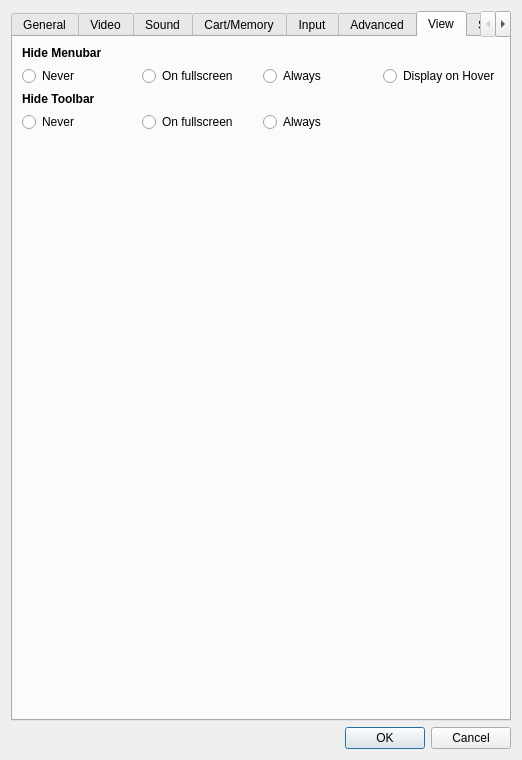
First picture: the form in yabause/src/port/qt/ui/UISettings.ui, repository knight0fdragon/Kronos, before the edit.
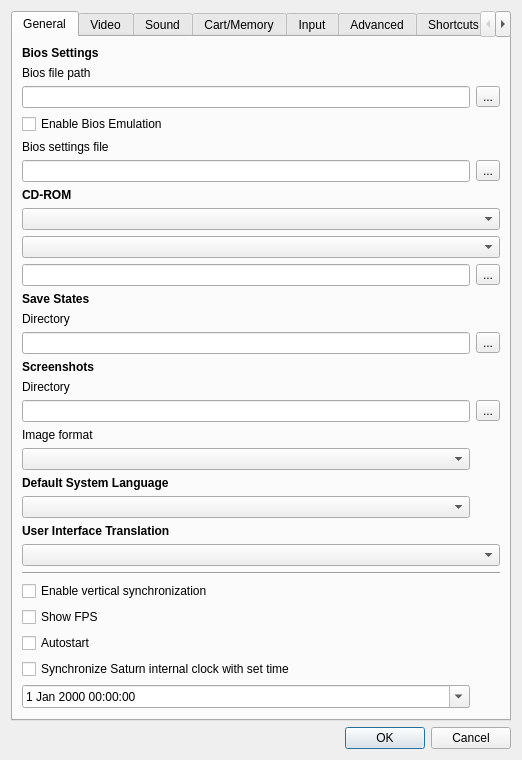
Second picture: the form after the edit. The open tabs and pages were chosen to show the change. Custom widgets are drawn as their Qt base class.

Commit message: Simplify toolbar/menubar handling. Window mode, bar are always displayed. Fullscreen, Bar are always hidden

Diff of the .ui file:
```diff
--- a/yabause/src/port/qt/ui/UISettings.ui
+++ b/yabause/src/port/qt/ui/UISettings.ui
@@ -867,122 +867,6 @@
        </item>
       </layout>
      </widget>
-     <widget class="QWidget" name="wView">
-      <attribute name="title">
-       <string>View</string>
-      </attribute>
-      <layout class="QGridLayout">
-       <item row="6" column="0">
-        <spacer>
-         <property name="orientation">
-          <enum>Qt::Vertical</enum>
-         </property>
-         <property name="sizeHint" stdset="0">
-          <size>
-           <width>20</width>
-           <height>2</height>
-          </size>
-         </property>
-        </spacer>
-       </item>
-       <item row="0" column="0" colspan="3">
-        <widget class="QLabel" name="lHideMenubar">
-         <property name="font">
-          <font>
-           <weight>75</weight>
-           <bold>true</bold>
-          </font>
-         </property>
-         <property name="text">
-          <string>Hide Menubar</string>
-         </property>
-        </widget>
-       </item>
-       <item row="1" column="0">
-        <widget class="QRadioButton" name="rbMenubarNever">
-         <property name="text">
-          <string>Never</string>
-         </property>
-         <attribute name="buttonGroup">
-          <string notr="true">bgShowMenubar</string>
-         </attribute>
-        </widget>
-       </item>
-       <item row="1" column="1">
-        <widget class="QRadioButton" name="rbMenubarFullscreen">
-         <property name="text">
-          <string>On fullscreen</string>
-         </property>
-         <attribute name="buttonGroup">
-          <string notr="true">bgShowMenubar</string>
-         </attribute>
-        </widget>
-       </item>
-       <item row="1" column="2">
-        <widget class="QRadioButton" name="rbMenubarAlways">
-         <property name="text">
-          <string>Always</string>
-         </property>
-         <attribute name="buttonGroup">
-          <string notr="true">bgShowMenubar</string>
-         </attribute>
-        </widget>
-       </item>
-       <item row="2" column="0" colspan="3">
-        <widget class="QLabel" name="lHideToolbar">
-         <property name="font">
-          <font>
-           <weight>75</weight>
-           <bold>true</bold>
-          </font>
-         </property>
-         <property name="text">
-          <string>Hide Toolbar</string>
-         </property>
-        </widget>
-       </item>
-       <item row="3" column="0">
-        <widget class="QRadioButton" name="rbToolbarNever">
-         <property name="text">
-          <string>Never</string>
-         </property>
-         <attribute name="buttonGroup">
-          <string notr="true">bgShowToolbar</string>
-         </attribute>
-        </widget>
-       </item>
-       <item row="3" column="1">
-        <widget class="QRadioButton" name="rbToolbarFullscreen">
-         <property name="text">
-          <string>On fullscreen</string>
-         </property>
-         <attribute name="buttonGroup">
-          <string notr="true">bgShowToolbar</string>
-         </attribute>
-        </widget>
-       </item>
-       <item row="3" column="2">
-        <widget class="QRadioButton" name="rbToolbarAlways">
-         <property name="text">
-          <string>Always</string>
-         </property>
-         <attribute name="buttonGroup">
-          <string notr="true">bgShowToolbar</string>
-         </attribute>
-        </widget>
-       </item>
-       <item row="1" column="3">
-        <widget class="QRadioButton" name="rbMenubarFullscreenHover">
-         <property name="text">
-          <string>Display on Hover</string>
-         </property>
-         <attribute name="buttonGroup">
-          <string notr="true">bgShowMenubar</string>
-         </attribute>
-        </widget>
-       </item>
-      </layout>
-     </widget>
      <widget class="QWidget" name="tab">
       <attribute name="title">
        <string>Shortcuts</string>
```
Left out of the diff: 4 changed lines with no effect on the pictures. The commit also changes 3 other files.
